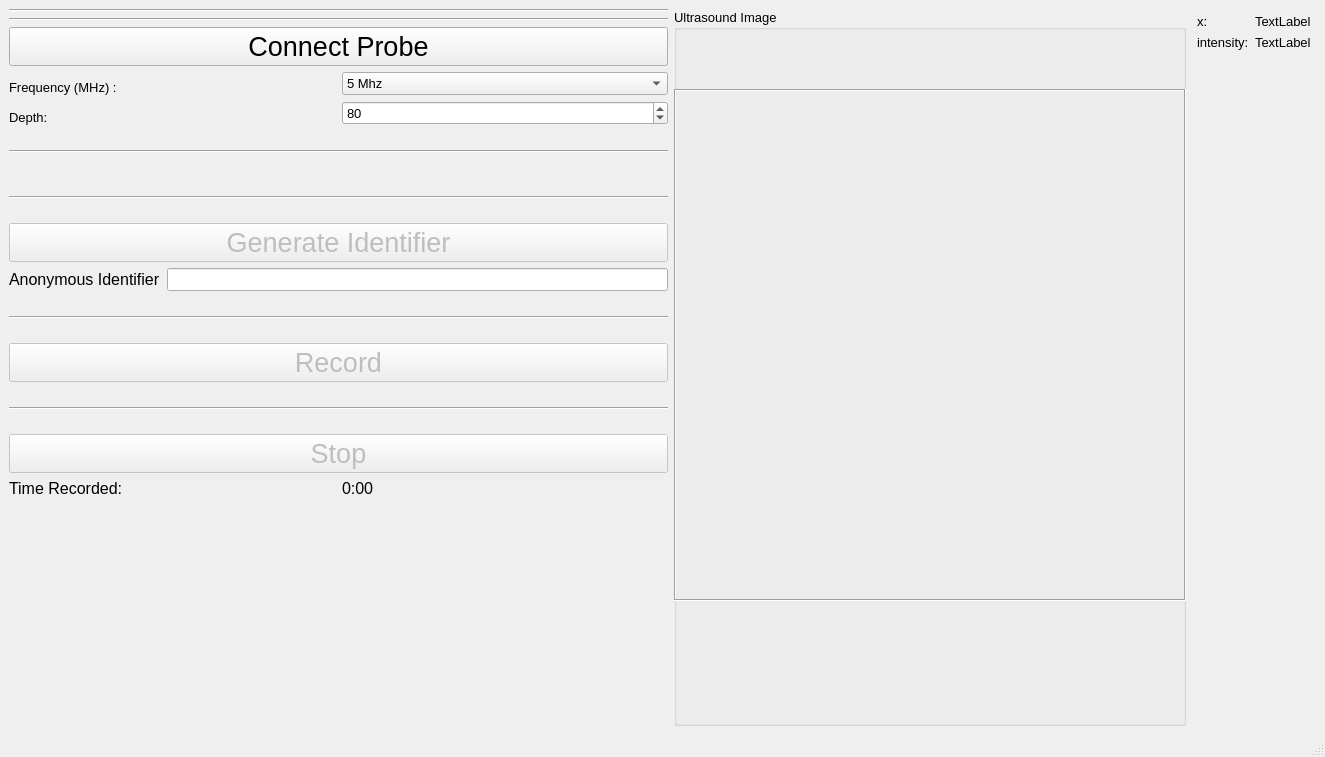
First picture: the form in MeasurementExplorer.ui, repository KitwareMedical/UltrasoundScoliosis, before the edit.
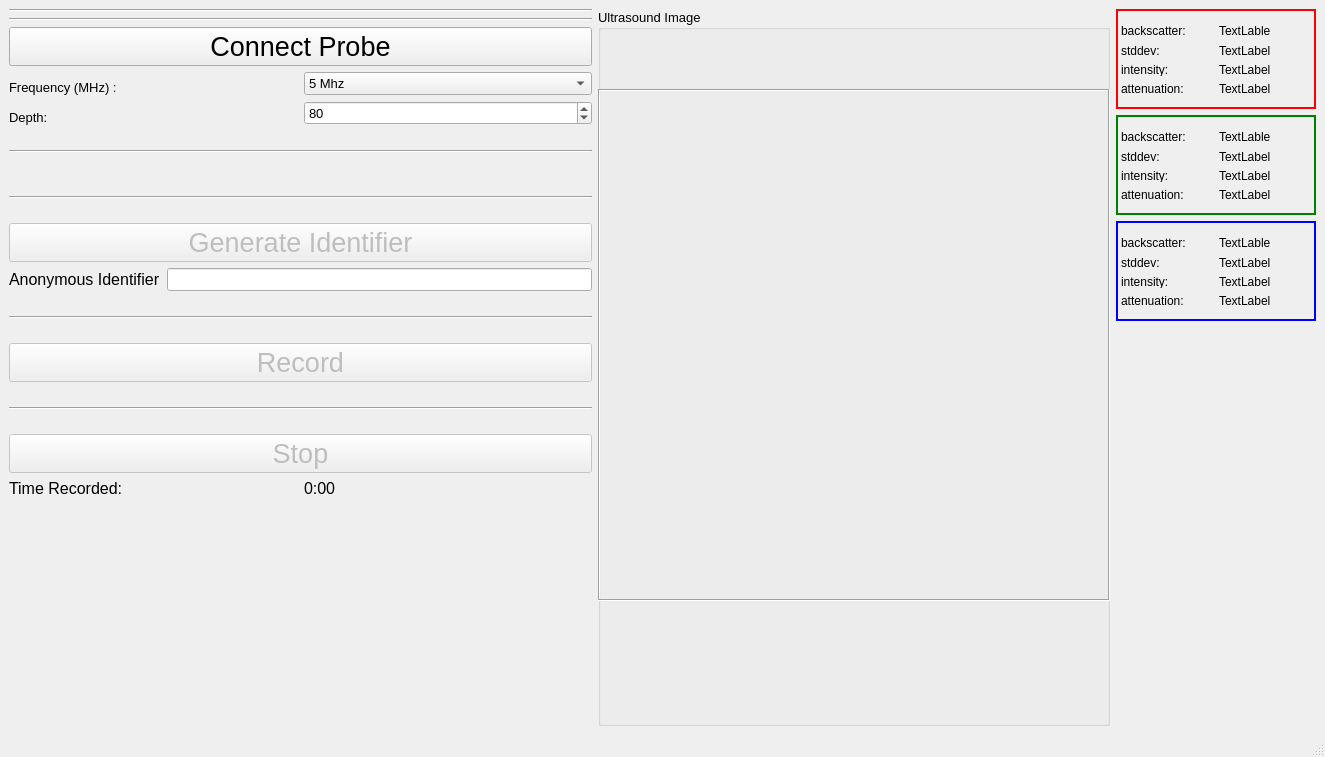
Second picture: the form after the edit. Custom widgets are drawn as their Qt base class.

What changed in the file:
```diff
--- a/MeasurementExplorer.ui
+++ b/MeasurementExplorer.ui
@@ -306,45 +306,313 @@
        <number>0</number>
       </property>
       <item>
-       <layout class="QGridLayout" name="gridLayout_6">
-        <property name="leftMargin">
-         <number>5</number>
+       <widget class="QFrame" name="frame">
+        <property name="minimumSize">
+         <size>
+          <width>200</width>
+          <height>100</height>
+         </size>
         </property>
-        <property name="topMargin">
-         <number>5</number>
+        <property name="autoFillBackground">
+         <bool>false</bool>
         </property>
-        <property name="rightMargin">
-         <number>5</number>
+        <property name="styleSheet">
+         <string notr="true">QFrame { border: 2px solid red } 
+QLabel {border: 0px solid black}</string>
         </property>
-        <item row="0" column="0">
-         <widget class="QLabel" name="label_4">
-          <property name="text">
-           <string>x:</string>
+        <property name="frameShape">
+         <enum>QFrame::Panel</enum>
+        </property>
+        <property name="frameShadow">
+         <enum>QFrame::Raised</enum>
+        </property>
+        <widget class="QWidget" name="layoutWidget">
+         <property name="geometry">
+          <rect>
+           <x>0</x>
+           <y>10</y>
+           <width>200</width>
+           <height>76</height>
+          </rect>
+         </property>
+         <layout class="QGridLayout" name="measurement_window_0">
+          <property name="sizeConstraint">
+           <enum>QLayout::SetMaximumSize</enum>
           </property>
-         </widget>
-        </item>
-        <item row="1" column="0">
-         <widget class="QLabel" name="label">
-          <property name="text">
-           <string>intensity:</string>
+          <property name="leftMargin">
+           <number>5</number>
           </property>
-         </widget>
-        </item>
-        <item row="0" column="1">
-         <widget class="QLabel" name="label_3">
-          <property name="text">
-           <string>TextLabel</string>
+          <property name="topMargin">
+           <number>5</number>
           </property>
-         </widget>
-        </item>
-        <item row="1" column="1">
-         <widget class="QLabel" name="label_intensity">
-          <property name="text">
-           <string>TextLabel</string>
+          <property name="rightMargin">
+           <number>5</number>
           </property>
-         </widget>
-        </item>
-       </layout>
+          <item row="2" column="0">
+           <widget class="QLabel" name="label">
+            <property name="text">
+             <string>intensity:</string>
+            </property>
+           </widget>
+          </item>
+          <item row="1" column="0">
+           <widget class="QLabel" name="label_4">
+            <property name="text">
+             <string>stddev:</string>
+            </property>
+           </widget>
+          </item>
+          <item row="1" column="1">
+           <widget class="QLabel" name="label_3">
+            <property name="text">
+             <string>TextLabel</string>
+            </property>
+           </widget>
+          </item>
+          <item row="2" column="1">
+           <widget class="QLabel" name="label_intensity">
+            <property name="text">
+             <string>TextLabel</string>
+            </property>
+           </widget>
+          </item>
+          <item row="3" column="0">
+           <widget class="QLabel" name="label_9">
+            <property name="text">
+             <string>attenuation:</string>
+            </property>
+           </widget>
+          </item>
+          <item row="3" column="1">
+           <widget class="QLabel" name="label_10">
+            <property name="text">
+             <string>TextLabel</string>
+            </property>
+           </widget>
+          </item>
+          <item row="0" column="1">
+           <widget class="QLabel" name="label_8">
+            <property name="text">
+             <string>TextLable</string>
+            </property>
+           </widget>
+          </item>
+          <item row="0" column="0">
+           <widget class="QLabel" name="label_5">
+            <property name="text">
+             <string>backscatter:</string>
+            </property>
+           </widget>
+          </item>
+         </layout>
+        </widget>
+       </widget>
+      </item>
+      <item>
+       <widget class="QFrame" name="frame">
+        <property name="minimumSize">
+         <size>
+          <width>200</width>
+          <height>100</height>
+         </size>
+        </property>
+        <property name="autoFillBackground">
+         <bool>false</bool>
+        </property>
+        <property name="styleSheet">
+         <string notr="true">QFrame { border: 2px solid green } 
+QLabel {border: 0px solid black}</string>
+        </property>
+        <property name="frameShape">
+         <enum>QFrame::Panel</enum>
+        </property>
+        <property name="frameShadow">
+         <enum>QFrame::Raised</enum>
+        </property>
+        <widget class="QWidget" name="layoutWidget">
+         <property name="geometry">
+          <rect>
+           <x>0</x>
+           <y>10</y>
+           <width>200</width>
+           <height>76</height>
+          </rect>
+         </property>
+         <layout class="QGridLayout" name="measurement_window_2">
+          <property name="sizeConstraint">
+           <enum>QLayout::SetMaximumSize</enum>
+          </property>
+          <property name="leftMargin">
+           <number>5</number>
+          </property>
+          <property name="topMargin">
+           <number>5</number>
+          </property>
+          <property name="rightMargin">
+           <number>5</number>
+          </property>
+          <item row="2" column="0">
+           <widget class="QLabel" name="label">
+            <property name="text">
+             <string>intensity:</string>
+            </property>
+           </widget>
+          </item>
+          <item row="1" column="0">
+           <widget class="QLabel" name="label_4">
+            <property name="text">
+             <string>stddev:</string>
+            </property>
+           </widget>
+          </item>
+          <item row="1" column="1">
+           <widget class="QLabel" name="label_3">
+            <property name="text">
+             <string>TextLabel</string>
+            </property>
+           </widget>
+          </item>
+          <item row="2" column="1">
+           <widget class="QLabel" name="label_intensity">
+            <property name="text">
+             <string>TextLabel</string>
+            </property>
+           </widget>
+          </item>
+          <item row="3" column="0">
+           <widget class="QLabel" name="label_9">
+            <property name="text">
+             <string>attenuation:</string>
+            </property>
+           </widget>
+          </item>
+          <item row="3" column="1">
+           <widget class="QLabel" name="label_10">
+            <property name="text">
+             <string>TextLabel</string>
+            </property>
+           </widget>
+          </item>
+          <item row="0" column="1">
+           <widget class="QLabel" name="label_8">
+            <property name="text">
+             <string>TextLable</string>
+            </property>
+           </widget>
+          </item>
+          <item row="0" column="0">
+           <widget class="QLabel" name="label_5">
+            <property name="text">
+             <string>backscatter:</string>
+            </property>
+           </widget>
+          </item>
+         </layout>
+        </widget>
+       </widget>
+      </item>
+      <item>
+       <widget class="QFrame" name="frame">
+        <property name="minimumSize">
+         <size>
+          <width>200</width>
+          <height>100</height>
+         </size>
+        </property>
+        <property name="autoFillBackground">
+         <bool>false</bool>
+        </property>
+        <property name="styleSheet">
+         <string notr="true">QFrame { border: 2px solid blue } 
+QLabel {border: 0px solid black}</string>
+        </property>
+        <property name="frameShape">
+         <enum>QFrame::Panel</enum>
+        </property>
+        <property name="frameShadow">
+         <enum>QFrame::Raised</enum>
+        </property>
+        <widget class="QWidget" name="layoutWidget">
+         <property name="geometry">
+          <rect>
+           <x>0</x>
+           <y>10</y>
+           <width>200</width>
+           <height>76</height>
+          </rect>
+         </property>
+         <layout class="QGridLayout" name="measurement_window_3">
+          <property name="sizeConstraint">
+           <enum>QLayout::SetMaximumSize</enum>
+          </property>
+          <property name="leftMargin">
+           <number>5</number>
+          </property>
+          <property name="topMargin">
+           <number>5</number>
+          </property>
+          <property name="rightMargin">
+           <number>5</number>
+          </property>
+          <item row="2" column="0">
+           <widget class="QLabel" name="label">
+            <property name="text">
+             <string>intensity:</string>
+            </property>
+           </widget>
+          </item>
+          <item row="1" column="0">
+           <widget class="QLabel" name="label_4">
+            <property name="text">
+             <string>stddev:</string>
+            </property>
+           </widget>
+          </item>
+          <item row="1" column="1">
+           <widget class="QLabel" name="label_3">
+            <property name="text">
+             <string>TextLabel</string>
+            </property>
+           </widget>
+          </item>
+          <item row="2" column="1">
+           <widget class="QLabel" name="label_intensity">
+            <property name="text">
+             <string>TextLabel</string>
+            </property>
+           </widget>
+          </item>
+          <item row="3" column="0">
+           <widget class="QLabel" name="label_9">
+            <property name="text">
+             <string>attenuation:</string>
+            </property>
+           </widget>
+          </item>
+          <item row="3" column="1">
+           <widget class="QLabel" name="label_10">
+            <property name="text">
+             <string>TextLabel</string>
+            </property>
+           </widget>
+          </item>
+          <item row="0" column="1">
+           <widget class="QLabel" name="label_8">
+            <property name="text">
+             <string>TextLable</string>
+            </property>
+           </widget>
+          </item>
+          <item row="0" column="0">
+           <widget class="QLabel" name="label_5">
+            <property name="text">
+             <string>backscatter:</string>
+            </property>
+           </widget>
+          </item>
+         </layout>
+        </widget>
+       </widget>
       </item>
       <item>
        <spacer name="verticalSpacer_2">
```
Left out of the diff: 3 changed lines with no effect on the pictures.
